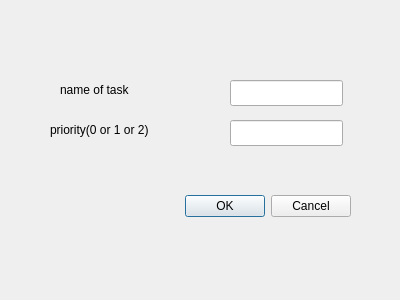
Above: dialog_add_task.ui from annishelion/ap-projet before the change. Below: the same form after it.
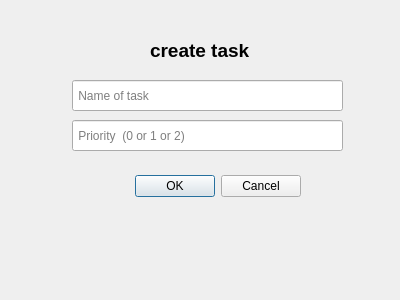
That is the form after the change.

Patch:
```diff
--- a/dialog_add_task.ui
+++ b/dialog_add_task.ui
@@ -16,8 +16,8 @@
   <widget class="QDialogButtonBox" name="buttonBox">
    <property name="geometry">
     <rect>
-     <x>10</x>
-     <y>190</y>
+     <x>-40</x>
+     <y>170</y>
      <width>341</width>
      <height>32</height>
     </rect>
@@ -32,48 +32,47 @@
   <widget class="QLineEdit" name="name_of_task_input">
    <property name="geometry">
     <rect>
-     <x>230</x>
+     <x>72</x>
      <y>80</y>
-     <width>113</width>
-     <height>26</height>
+     <width>271</width>
+     <height>31</height>
     </rect>
    </property>
+   <property name="placeholderText">
+    <string> Name of task</string>
+   </property>
   </widget>
   <widget class="QLabel" name="name_of_task_lbl">
    <property name="geometry">
     <rect>
-     <x>60</x>
-     <y>80</y>
-     <width>101</width>
-     <height>20</height>
+     <x>150</x>
+     <y>30</y>
+     <width>151</width>
+     <height>41</height>
     </rect>
    </property>
-   <property name="text">
-    <string>name of task</string>
+   <property name="font">
+    <font>
+     <pointsize>14</pointsize>
+     <bold>true</bold>
+    </font>
    </property>
-  </widget>
-  <widget class="QLabel" name="priority_lbl">
-   <property name="geometry">
-    <rect>
-     <x>50</x>
-     <y>120</y>
-     <width>141</width>
-     <height>20</height>
-    </rect>
-   </property>
    <property name="text">
-    <string>priority(0 or 1 or 2)</string>
+    <string>create task</string>
    </property>
   </widget>
   <widget class="QLineEdit" name="priority_input">
    <property name="geometry">
     <rect>
-     <x>230</x>
+     <x>72</x>
      <y>120</y>
-     <width>113</width>
-     <height>26</height>
+     <width>271</width>
+     <height>31</height>
     </rect>
    </property>
+   <property name="placeholderText">
+    <string> Priority  (0 or 1 or 2)</string>
+   </property>
   </widget>
  </widget>
  <resources/>
```
